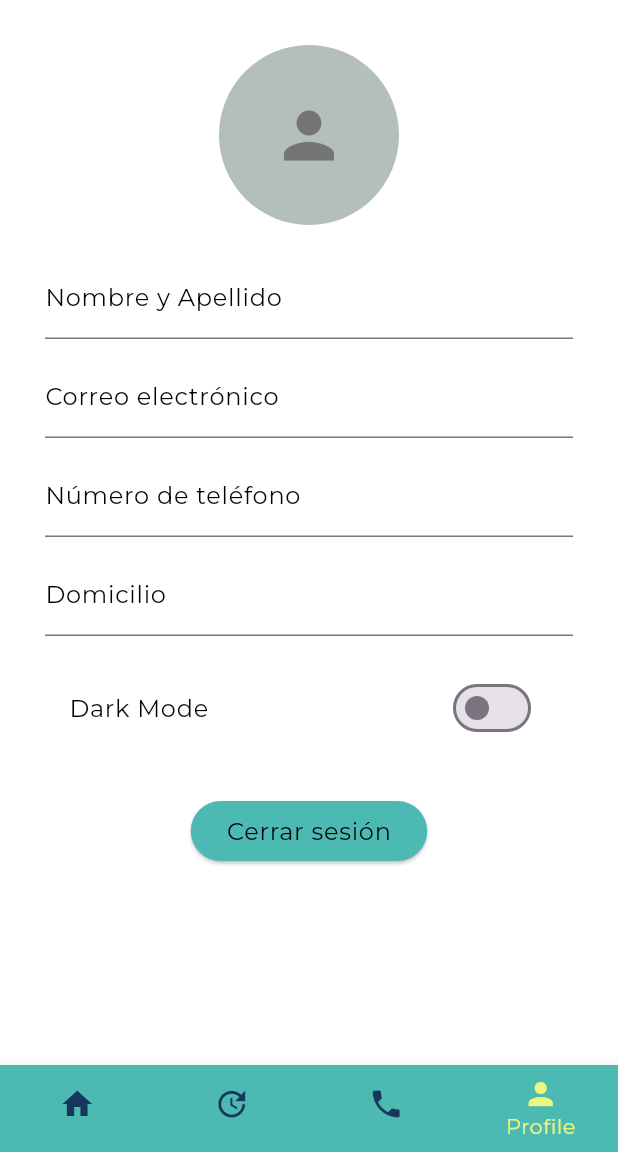
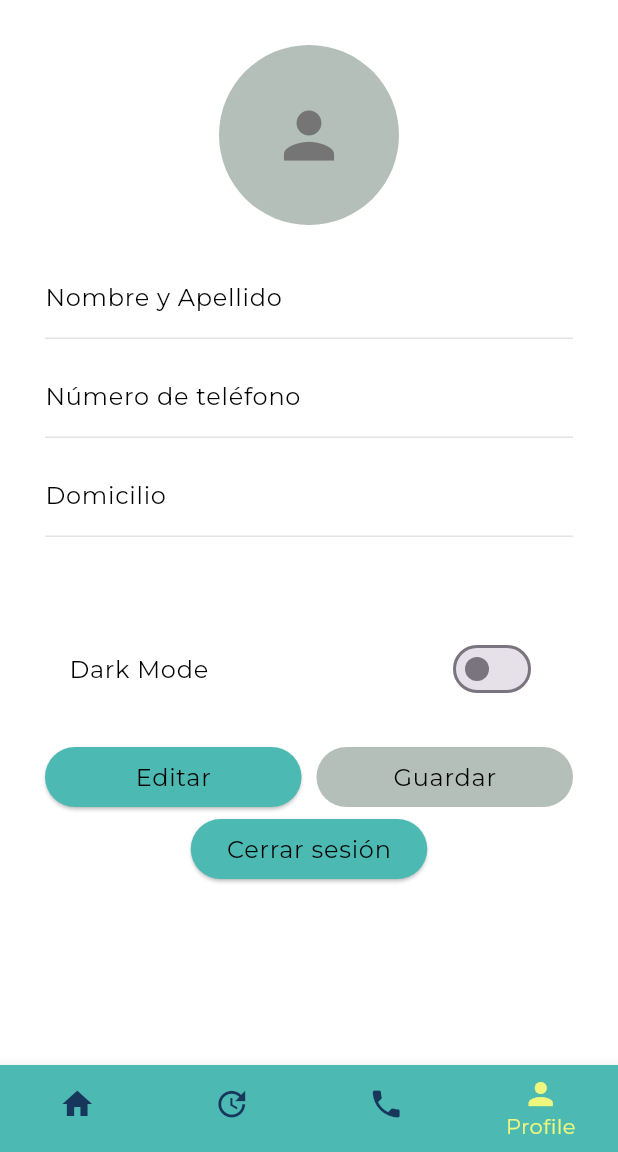
Before and after one commit to Korniev/Luzergia_solar_app, a Flutter app: the ProfileScreen screen opened directly, on a phone screen of 412 x 824 dp, the part 84-1236 px from its top. Run offline on Flutter 3.47's test engine with Material 3 defaults, Android fonts, the phone set to English and light mode, and no system bars; our stand-ins replace adaptive_theme, cloud_firestore, firebase_auth, firebase_core, google_fonts; missing offline and left inert: firebase_ui_auth; accounts and stored records are empty.

Commit message:
updated profile buttons

```diff
--- a/lib/screens/profile.dart
+++ b/lib/screens/profile.dart
@@ -1,4 +1,5 @@
 import 'package:adaptive_theme/adaptive_theme.dart';
+import 'package:cloud_firestore/cloud_firestore.dart';
 import 'package:firebase_auth/firebase_auth.dart' hide EmailAuthProvider;
 import 'package:firebase_ui_auth/firebase_ui_auth.dart';
 import 'package:flutter/material.dart';
@@ -19,6 +20,77 @@ class ProfileScreen extends StatefulWidget {
 class _ProfileScreenState extends State<ProfileScreen> {
   final int _selectedIndex = 3;
   final NavigationService _navigationService = NavigationService();
+  TextEditingController _nameController = TextEditingController();
+  TextEditingController _phoneController = TextEditingController();
+  TextEditingController _addressController = TextEditingController();
+  bool _isEditing = false;
+
+  @override
+  void initState() {
+    super.initState();
+    _nameController = TextEditingController();
+    _phoneController = TextEditingController();
+    _addressController = TextEditingController();
+    _loadUserData();
+  }
+
+  void _toggleEditing() {
+    setState(() {
+      _isEditing = !_isEditing;
+    });
+  }
+
+  void _loadUserData() async {
+    final userId = FirebaseAuth.instance.currentUser?.uid;
+    if (userId != null) {
+      final doc = await FirebaseFirestore.instance
+          .collection('users')
+          .doc(userId)
+          .get();
+      final data = doc.data();
+      if (data != null) {
+        _nameController.text = data['name'] ?? '';
+        _phoneController.text = data['phone'] ?? '';
+        _addressController.text = data['address'] ?? '';
+      }
+    }
+  }
+
+  void _saveUserData() async {
+    final String name = _nameController.text;
+    final String phone = _phoneController.text;
+    final String address = _addressController.text;
+
+    if (name.isEmpty || phone.isEmpty || address.isEmpty) {
+      ScaffoldMessenger.of(context).showSnackBar(
+        const SnackBar(content: Text('Todos los campos son necesarios')),
+      );
+      return;
+    }
+
+    try {
+      final userId = FirebaseAuth.instance.currentUser?.uid;
+      if (userId != null) {
+        await FirebaseFirestore.instance.collection('users').doc(userId).set({
+          'name': name,
+          'phone': phone,
+          'address': address,
+        }, SetOptions(merge: true));
+
+        if (!mounted) return;
+        setState(() => _isEditing = false);
+
+        ScaffoldMessenger.of(context).showSnackBar(
+          const SnackBar(content: Text('Datos guardados con éxito')),
+        );
+      }
+    } catch (e) {
+      if (!mounted) return;
+      ScaffoldMessenger.of(context).showSnackBar(
+        SnackBar(content: Text('Error al guardar los datos: $e')),
+      );
+    }
+  }
 
   @override
   Widget build(BuildContext context) {
@@ -44,14 +116,8 @@ class _ProfileScreenState extends State<ProfileScreen> {
                     labelText: 'Nombre y Apellido',
                     labelStyle: TextStyle(
                         color: Theme.of(context).textTheme.bodyLarge?.color)),
-              ),
-              const SizedBox(height: 10),
-              TextFormField(
-                decoration: InputDecoration(
-                    labelText: 'Correo electrónico',
-                    labelStyle: TextStyle(
-                      color: Theme.of(context).textTheme.bodyLarge?.color,
-                    )),
+                controller: _nameController,
+                enabled: _isEditing,
               ),
               const SizedBox(height: 10),
               TextFormField(
@@ -60,6 +126,8 @@ class _ProfileScreenState extends State<ProfileScreen> {
                     labelStyle: TextStyle(
                       color: Theme.of(context).textTheme.bodyLarge?.color,
                     )),
+                controller: _phoneController,
+                enabled: _isEditing,
               ),
               const SizedBox(height: 10),
               TextFormField(
@@ -68,8 +136,10 @@ class _ProfileScreenState extends State<ProfileScreen> {
                     labelStyle: TextStyle(
                       color: Theme.of(context).textTheme.bodyLarge?.color,
                     )),
+                controller: _addressController,
+                enabled: _isEditing,
               ),
-              const SizedBox(height: 20),
+              const SizedBox(height: 60),
               SwitchListTile(
                 title: Text(
                   'Dark Mode',
@@ -86,7 +156,50 @@ class _ProfileScreenState extends State<ProfileScreen> {
                   }
                 },
               ),
-              const SizedBox(height: 30),
+              const SizedBox(height: 20),
+              Row(
+                mainAxisAlignment: MainAxisAlignment.spaceEvenly,
+                children: [
+                  Expanded(
+                    child: ElevatedButton(
+                      onPressed: () {
+                        setState(() {
+                          if (_isEditing) {
+                            _loadUserData();
+                          }
+                          _isEditing = !_isEditing;
+                        });
+                      },
+                      style: ElevatedButton.styleFrom(
+                          backgroundColor: AppStyles.pantone2,
+                          foregroundColor: AppStyles.pantone1),
+                      child: Text(_isEditing ? 'Cancelar' : 'Editar',
+                          style: Theme.of(context)
+                              .textTheme
+                              .bodyLarge
+                              ?.copyWith()),
+                    ),
+                  ),
+                  const SizedBox(width: 10),
+                  Expanded(
+                    child: ElevatedButton(
+                      onPressed: _isEditing ? _saveUserData : null,
+                      style: ElevatedButton.styleFrom(
+                        backgroundColor: AppStyles.pantone2,
+                        foregroundColor: AppStyles.pantone1,
+                        disabledBackgroundColor: AppStyles.ashGrey,
+                        disabledForegroundColor: AppStyles.ashGrey,
+                      ),
+                      child: Text('Guardar',
+                          style: Theme.of(context)
+                              .textTheme
+                              .bodyLarge
+                              ?.copyWith()),
+                    ),
+                  ),
+                ],
+              ),
+              const SizedBox(width: 10),
               ElevatedButton(
                 onPressed: () async {
                   final contextCopy = context;
```
